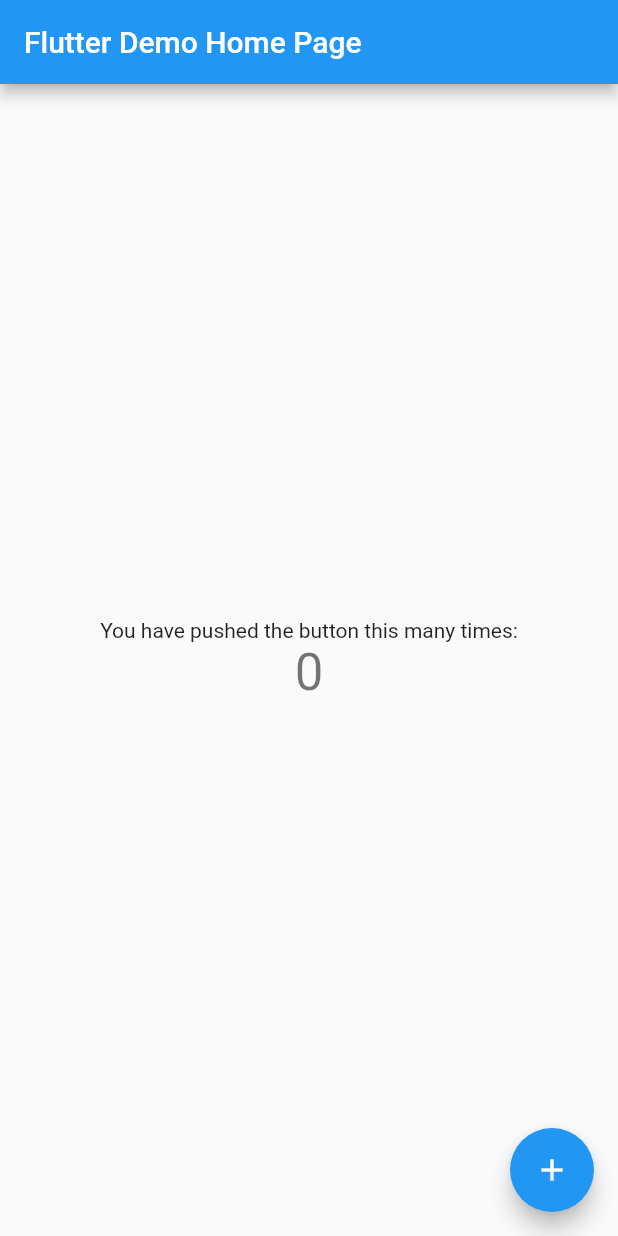
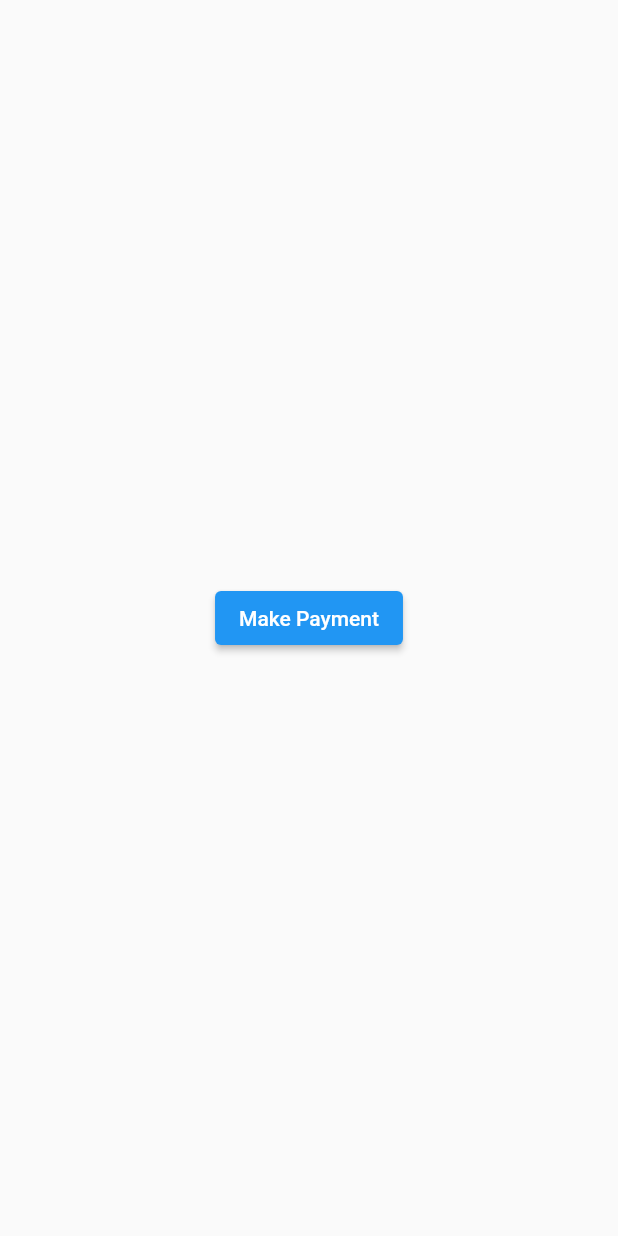
Before and after one commit to aniekan12/fets_pos_integration, a Flutter app: the screen it shows after launch, on a phone screen of 412 x 824 dp. Run offline on Flutter 3.47's test engine with Material 2 defaults, Android fonts, the phone set to English and light mode, and no system bars.

Commit message:
setup method channel

```diff
--- a/lib/main.dart
+++ b/lib/main.dart
@@ -1,4 +1,5 @@
 import 'package:flutter/material.dart';
+import 'package:flutter/services.dart';
 
 void main() {
   runApp(const MyApp());
@@ -15,92 +16,35 @@
       theme: ThemeData(
         primarySwatch: Colors.blue,
       ),
-      home: const MyHomePage(title: 'Flutter Demo Home Page'),
+      home: const PaymentPage(),
     );
   }
 }
 
-class MyHomePage extends StatefulWidget {
-  const MyHomePage({super.key, required this.title});
-
-  // This widget is the home page of your application. It is stateful, meaning
-  // that it has a State object (defined below) that contains fields that affect
-  // how it looks.
-
-  // This class is the configuration for the state. It holds the values (in this
-  // case the title) provided by the parent (in this case the App widget) and
-  // used by the build method of the State. Fields in a Widget subclass are
-  // always marked "final".
-
-  final String title;
-
-  @override
-  State<MyHomePage> createState() => _MyHomePageState();
-}
-
-class _MyHomePageState extends State<MyHomePage> {
-  int _counter = 0;
-
-  void _incrementCounter() {
-    setState(() {
-      // This call to setState tells the Flutter framework that something has
-      // changed in this State, which causes it to rerun the build method below
-      // so that the display can reflect the updated values. If we changed
-      // _counter without calling setState(), then the build method would not be
-      // called again, and so nothing would appear to happen.
-      _counter++;
-    });
-  }
+class PaymentPage extends StatelessWidget {
+  const PaymentPage({Key? key}) : super(key: key);
+  final methodChannel = const MethodChannel('com.irecharge.fets');
 
   @override
   Widget build(BuildContext context) {
-    // This method is rerun every time setState is called, for instance as done
-    // by the _incrementCounter method above.
-    //
-    // The Flutter framework has been optimized to make rerunning build methods
-    // fast, so that you can just rebuild anything that needs updating rather
-    // than having to individually change instances of widgets.
     return Scaffold(
-      appBar: AppBar(
-        // Here we take the value from the MyHomePage object that was created by
-        // the App.build method, and use it to set our appbar title.
-        title: Text(widget.title),
-      ),
-      body: Center(
-        // Center is a layout widget. It takes a single child and positions it
-        // in the middle of the parent.
-        child: Column(
-          // Column is also a layout widget. It takes a list of children and
-          // arranges them vertically. By default, it sizes itself to fit its
-          // children horizontally, and tries to be as tall as its parent.
-          //
-          // Invoke "debug painting" (press "p" in the console, choose the
-          // "Toggle Debug Paint" action from the Flutter Inspector in Android
-          // Studio, or the "Toggle Debug Paint" command in Visual Studio Code)
-          // to see the wireframe for each widget.
-          //
-          // Column has various properties to control how it sizes itself and
-          // how it positions its children. Here we use mainAxisAlignment to
-          // center the children vertically; the main axis here is the vertical
-          // axis because Columns are vertical (the cross axis would be
-          // horizontal).
-          mainAxisAlignment: MainAxisAlignment.center,
-          children: <Widget>[
-            const Text(
-              'You have pushed the button this many times:',
-            ),
-            Text(
-              '$_counter',
-              style: Theme.of(context).textTheme.headlineMedium,
-            ),
-          ],
-        ),
-      ),
-      floatingActionButton: FloatingActionButton(
-        onPressed: _incrementCounter,
-        tooltip: 'Increment',
-        child: const Icon(Icons.add),
-      ), // This trailing comma makes auto-formatting nicer for build methods.
+      body: Center(child: ElevatedButton(onPressed: () {
+        final paymentModel = PaymentModel(amount: "100.00", reference: "");
+
+        methodChannel.invokeMethod('cardPayment', paymentModel.toMap());
+      }, child: const Text("Make Payment")),),
     );
   }
 }
+
+class PaymentModel {
+  String? amount, reference;
+  PaymentModel({this.amount, this.reference});
+
+  Map<String, dynamic> toMap() {
+    return {
+      'amount': amount,
+      'reference': reference
+    };
+  }
+}
```
Also changed, not shown: 1 other file.
